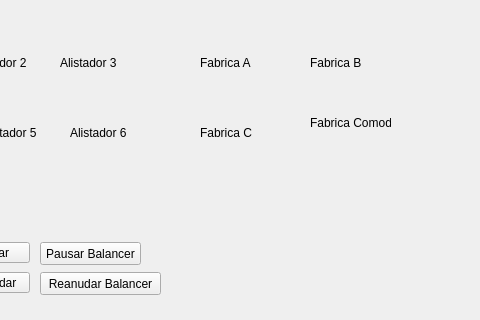
Sven2301/Armazon-GUI, file mainwindow.ui: the form before one commit; both pictures show x 160 to 640 and y 167 to 487 of the 755 by 487 pixel window.
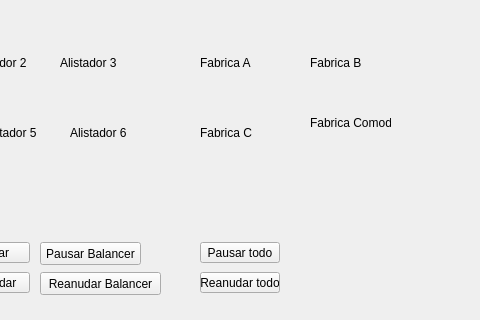
The form after the commit.

The edit to the form file:
```diff
--- a/mainwindow.ui
+++ b/mainwindow.ui
@@ -521,6 +521,32 @@
      <string/>
     </property>
    </widget>
+   <widget class="QPushButton" name="btnPausar_todo">
+    <property name="geometry">
+     <rect>
+      <x>360</x>
+      <y>390</y>
+      <width>80</width>
+      <height>21</height>
+     </rect>
+    </property>
+    <property name="text">
+     <string>Pausar todo</string>
+    </property>
+   </widget>
+   <widget class="QPushButton" name="btnReanudar_todo">
+    <property name="geometry">
+     <rect>
+      <x>360</x>
+      <y>420</y>
+      <width>80</width>
+      <height>21</height>
+     </rect>
+    </property>
+    <property name="text">
+     <string>Reanudar todo</string>
+    </property>
+   </widget>
   </widget>
   <widget class="QMenuBar" name="menubar">
    <property name="geometry">
```
